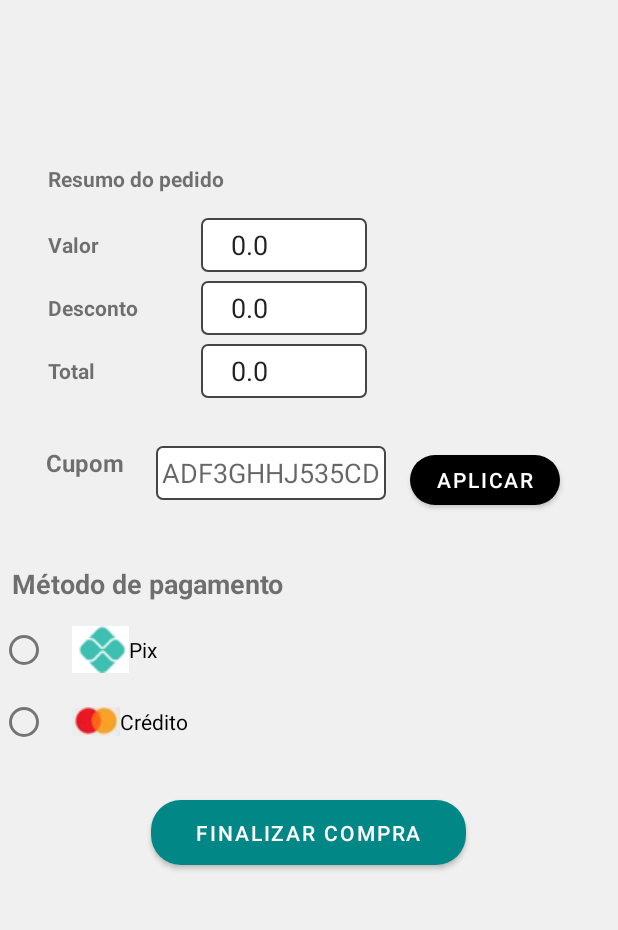
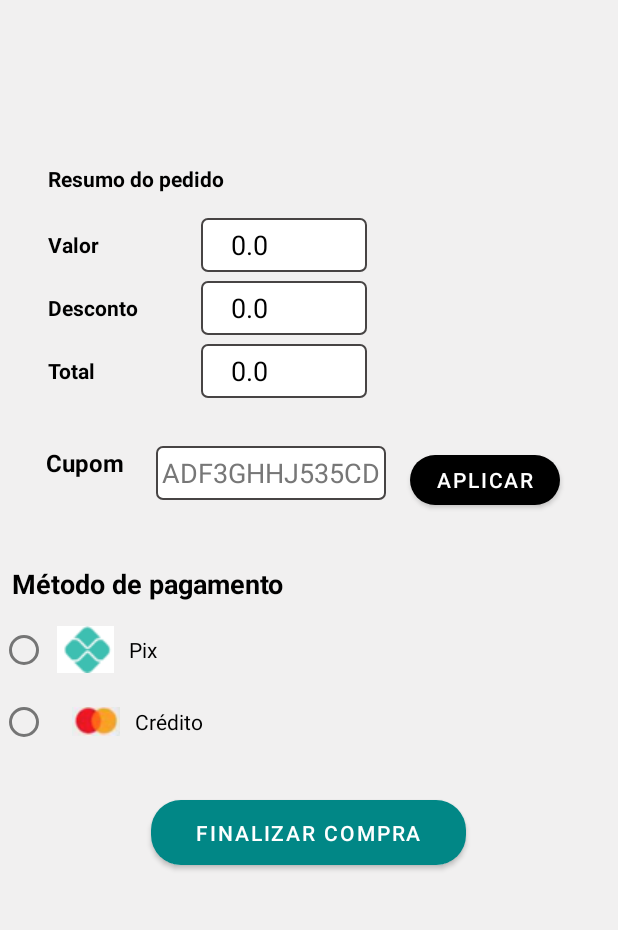
Before and after one commit to Vandeilsonpp/android-projeto, an Android app: the CheckoutActivity screen opened directly, with no data from a screen before it, on a phone screen of 412 x 824 dp, the part 290-1220 px from its top. Run offline under Robolectric (Android 15) with nearby library versions, the phone set to English and light mode, and no system bars.

Commit message:
fix de style

```diff
--- a/app/src/main/java/com/example/ultimavez/activity/CupomActivity.java
+++ b/app/src/main/java/com/example/ultimavez/activity/CupomActivity.java
@@ -54,6 +54,7 @@ public class CupomActivity extends AppCompatActivity {
     }
 
     private void attCupom() {
+        // TODO: Verificar por null antes
         Cupom cupomAtualizado = buildFromInput();
 
         Result<Cupom> result = cupomService.attCupom(cupomAtualizado);
--- a/app/src/main/java/com/example/ultimavez/activity/UpdateProductActivity.java
+++ b/app/src/main/java/com/example/ultimavez/activity/UpdateProductActivity.java
@@ -149,6 +149,7 @@ public class UpdateProductActivity extends AppCompatActivity {
     }
 
     private void updateProduct() {
+        // TODO: Foto não está atualizando
         if (productToBeUpdated == null) {
             return;
         }
--- a/app/src/main/res/layout/carrinho_compra.xml
+++ b/app/src/main/res/layout/carrinho_compra.xml
@@ -81,6 +81,7 @@
         android:orientation="horizontal">
 
         <TextView
+            android:textColor="@color/black"
             android:layout_width="wrap_content"
             android:layout_height="wrap_content"
             android:layout_gravity="start"
@@ -91,6 +92,8 @@
             android:textStyle="bold" />
 
         <EditText
+            android:textColor="@color/black"
+            android:textColorHint="@color/grey"
             android:inputType="none"
             android:paddingStart="20dp"
             android:paddingEnd="20dp"
--- a/app/src/main/res/layout/checkout.xml
+++ b/app/src/main/res/layout/checkout.xml
@@ -54,6 +54,7 @@
         android:layout_width="match_parent"
         android:layout_height="wrap_content">
         <TextView
+            android:textColor="@color/black"
             android:layout_width="50dp"
             android:layout_height="wrap_content"
             android:layout_gravity="start"
@@ -72,6 +73,7 @@
             android:gravity="center_vertical">
 
             <TextView
+                android:textColor="@color/black"
                 android:layout_width="50dp"
                 android:layout_height="wrap_content"
                 android:layout_gravity="start"
@@ -82,6 +84,8 @@
                 android:textStyle="bold" />
 
             <EditText
+                android:textColor="@color/black"
+                android:textColorHint="@color/grey"
                 android:paddingEnd="20dp"
                 android:paddingStart="20dp"
                 android:clickable="false"
@@ -104,6 +108,7 @@
             android:gravity="center_vertical">
 
             <TextView
+                android:textColor="@color/black"
                 android:layout_width="70dp"
                 android:layout_height="wrap_content"
                 android:layout_gravity="start"
@@ -114,6 +119,8 @@
                 android:textStyle="bold" />
 
             <EditText
+                android:textColor="@color/black"
+                android:textColorHint="@color/grey"
                 android:paddingEnd="20dp"
                 android:paddingStart="20dp"
                 android:clickable="false"
@@ -135,6 +142,7 @@
             android:gravity="center_vertical">
 
             <TextView
+                android:textColor="@color/black"
                 android:layout_width="50dp"
                 android:layout_height="wrap_content"
                 android:layout_gravity="start"
@@ -145,6 +153,8 @@
                 android:textStyle="bold" />
 
             <EditText
+                android:textColor="@color/black"
+                android:textColorHint="@color/grey"
                 android:paddingEnd="20dp"
                 android:paddingStart="20dp"
                 android:clickable="false"
@@ -171,6 +181,7 @@
         android:orientation="horizontal">
 
         <TextView
+            android:textColor="@color/black"
             android:layout_width="wrap_content"
             android:layout_height="wrap_content"
             android:layout_gravity="start"
@@ -181,6 +192,8 @@
             android:textStyle="bold" />
 
         <EditText
+            android:textColor="@color/black"
+            android:textColorHint="@color/grey"
             android:inputType="none"
             android:paddingStart="4dp"
             android:paddingEnd="4dp"
@@ -214,6 +227,7 @@
         android:orientation="vertical">
 
         <TextView
+            android:textColor="@color/black"
             android:layout_width="match_parent"
             android:layout_height="wrap_content"
             android:text="Método de pagamento"
@@ -228,14 +242,18 @@
             android:orientation="vertical">
 
             <RadioButton
+                android:drawablePadding="10dp"
+                android:textColor="@color/black"
                 android:id="@+id/pixRadioButton"
                 android:layout_width="wrap_content"
                 android:layout_height="wrap_content"
                 android:text="Pix"
                 android:drawableLeft="@drawable/pix"
-                android:paddingStart="16dp" />
+                android:paddingStart="6dp" />
 
             <RadioButton
+                android:drawablePadding="10dp"
+                android:textColor="@color/black"
                 android:id="@+id/creditoRadioButton"
                 android:layout_width="wrap_content"
                 android:layout_height="wrap_content"
--- a/app/src/main/res/layout/item_carrinho.xml
+++ b/app/src/main/res/layout/item_carrinho.xml
@@ -62,9 +62,10 @@
             app:cornerRadius="10dp" />
 
         <TextView
+            android:background="@drawable/bg_edit_text"
+            android:textColor="@color/black"
             android:layout_marginEnd="3dp"
             android:layout_marginStart="3dp"
-            android:background="#D5D5D5"
             android:id="@+id/txtCarrinhoQtdProduto"
             android:layout_width="wrap_content"
             android:layout_height="wrap_content"
```
Also changed, not shown: app/src/main/res/layout/encomenda.xml (+14 -0 lines), app/src/main/res/layout/manage_cupom.xml (+15 -4 lines), app/src/main/res/layout/update_product.xml (+15 -0 lines).
